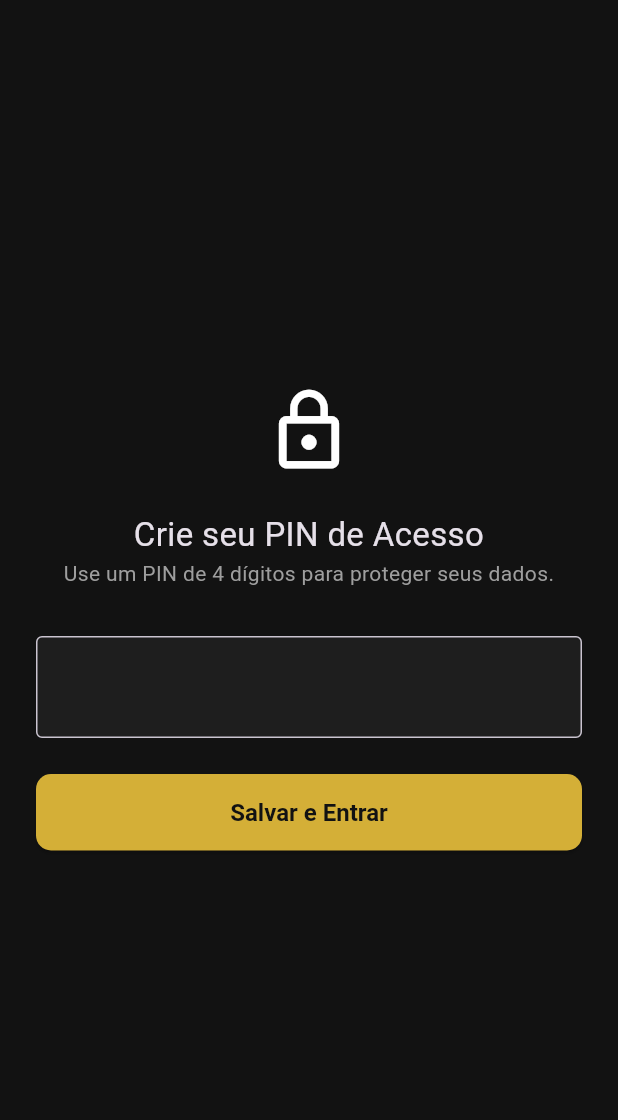
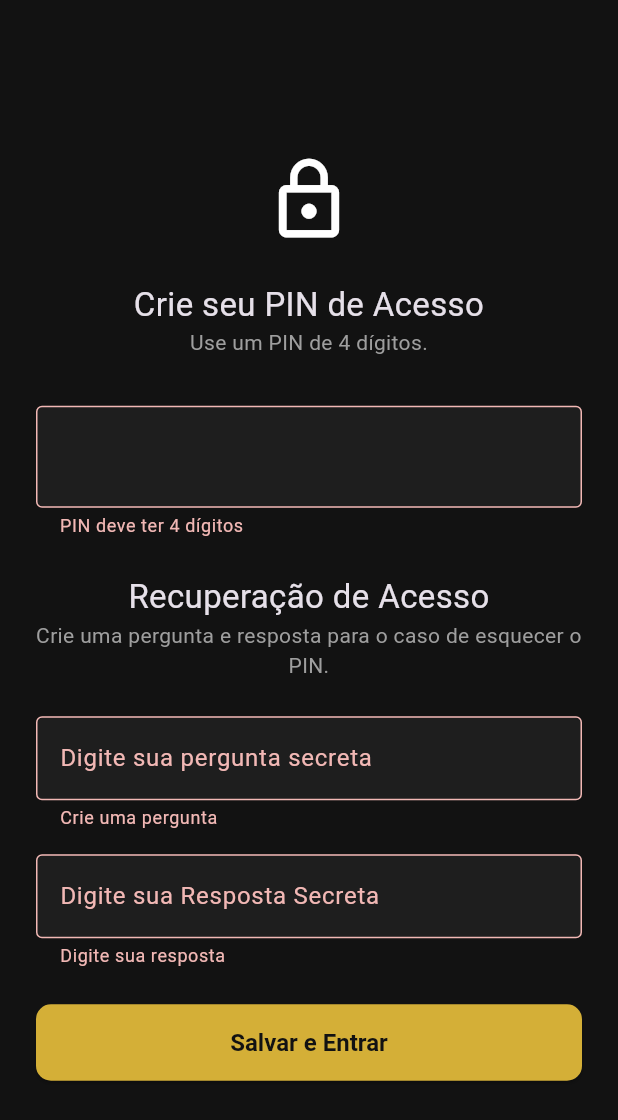
Before and after one commit to DiegoRodrigues1988/Estoque_Sal-o_de_Cabelo, a Flutter app: the screen it shows after launch, after a tap on "Salvar e Entrar", on a phone screen of 412 x 824 dp. Shown: the top 1120 px of the screen. Run offline on Flutter 3.47's test engine with Material 3 defaults, Android fonts, the phone set to English and light mode, and no system bars; our stand-ins replace csv, flutter_secure_storage, hive, hive_flutter, share_plus, table_calendar; accounts and stored records are empty.

Commit message:
App pronto

```diff
--- a/lib/services/auth_service.dart
+++ b/lib/services/auth_service.dart
@@ -2,22 +2,43 @@ import 'package:flutter_secure_storage/flutter_secure_storage.dart';
 
 class AuthService {
   final _storage = const FlutterSecureStorage();
-  final _key = 'user_pin'; // Chave para salvar o PIN
+  final _pinKey = 'user_pin';
+  final _questionKey = 'security_question';
+  final _answerKey = 'security_answer';
 
-  // Verifica se já existe um PIN salvo
   Future<bool> hasPin() async {
-    final pin = await _storage.read(key: _key);
+    final pin = await _storage.read(key: _pinKey);
     return pin != null;
   }
 
-  // Salva o PIN no armazenamento seguro
   Future<void> savePin(String pin) async {
-    await _storage.write(key: _key, value: pin);
+    await _storage.write(key: _pinKey, value: pin);
   }
 
-  // Verifica se o PIN digitado está correto
   Future<bool> checkPin(String pin) async {
-    final savedPin = await _storage.read(key: _key);
+    final savedPin = await _storage.read(key: _pinKey);
     return savedPin == pin;
   }
+
+  // --- NOVAS FUNÇÕES ---
+  Future<void> saveSecurityQuestion(String question, String answer) async {
+    await _storage.write(key: _questionKey, value: question);
+    await _storage.write(
+        key: _answerKey, value: answer.toLowerCase()); // Salva em minúsculas
+  }
+
+  Future<String?> getSecurityQuestion() async {
+    return await _storage.read(key: _questionKey);
+  }
+
+  Future<bool> checkSecurityAnswer(String answer) async {
+    final savedAnswer = await _storage.read(key: _answerKey);
+    return savedAnswer == answer.toLowerCase(); // Compara em minúsculas
+  }
+
+  Future<void> clearPinAndSecurity() async {
+    await _storage.delete(key: _pinKey);
+    await _storage.delete(key: _questionKey);
+    await _storage.delete(key: _answerKey);
+  }
 }
--- a/lib/ui/pages/create_pin_page.dart
+++ b/lib/ui/pages/create_pin_page.dart
@@ -10,12 +10,27 @@ class CreatePinPage extends StatefulWidget {
 }
 
 class _CreatePinPageState extends State<CreatePinPage> {
+  final _formKey = GlobalKey<FormState>();
   final _pinController = TextEditingController();
+  final _questionController =
+      TextEditingController(); // Novo controller para a pergunta
+  final _answerController = TextEditingController();
   final AuthService _authService = AuthService();
 
-  void _savePin() async {
-    if (_pinController.text.length == 4) {
+  @override
+  void dispose() {
+    _pinController.dispose();
+    _questionController.dispose();
+    _answerController.dispose();
+    super.dispose();
+  }
+
+  void _savePinAndSecurity() async {
+    if (_formKey.currentState!.validate()) {
       await _authService.savePin(_pinController.text);
+      // Salva a pergunta e a resposta digitadas pelo usuário
+      await _authService.saveSecurityQuestion(
+          _questionController.text, _answerController.text);
       if (mounted) {
         Navigator.pushReplacement(
             context, MaterialPageRoute(builder: (_) => const HomePage()));
@@ -26,8 +41,11 @@ class _CreatePinPageState extends State<CreatePinPage> {
   @override
   Widget build(BuildContext context) {
     return Scaffold(
-      body: Padding(
+      body: Center(
+        child: SingleChildScrollView(
           padding: const EdgeInsets.all(24.0),
+          child: Form(
+            key: _formKey,
             child: Column(
               mainAxisAlignment: MainAxisAlignment.center,
               crossAxisAlignment: CrossAxisAlignment.stretch,
@@ -35,12 +53,13 @@ class _CreatePinPageState extends State<CreatePinPage> {
                 const Icon(Icons.lock_outline, size: 60),
                 const SizedBox(height: 24),
                 const Text('Crie seu PIN de Acesso',
-                textAlign: TextAlign.center, style: TextStyle(fontSize: 22)),
-            const Text('Use um PIN de 4 dígitos para proteger seus dados.',
+                    textAlign: TextAlign.center,
+                    style: TextStyle(fontSize: 22)),
+                const Text('Use um PIN de 4 dígitos.',
                     textAlign: TextAlign.center,
                     style: TextStyle(color: Colors.grey)),
                 const SizedBox(height: 32),
-            TextField(
+                TextFormField(
                   controller: _pinController,
                   keyboardType: TextInputType.number,
                   maxLength: 4,
@@ -48,18 +67,56 @@ class _CreatePinPageState extends State<CreatePinPage> {
                   textAlign: TextAlign.center,
                   style: const TextStyle(fontSize: 24, letterSpacing: 16),
                   decoration: const InputDecoration(
-                counterText: '',
+                      counterText: '', border: OutlineInputBorder()),
+                  validator: (value) {
+                    if (value == null || value.length < 4)
+                      return 'PIN deve ter 4 dígitos';
+                    return null;
+                  },
+                ),
+                const SizedBox(height: 24),
+                const Text('Recuperação de Acesso',
+                    textAlign: TextAlign.center,
+                    style: TextStyle(fontSize: 22)),
+                const Text(
+                    'Crie uma pergunta e resposta para o caso de esquecer o PIN.',
+                    textAlign: TextAlign.center,
+                    style: TextStyle(color: Colors.grey)),
+                const SizedBox(height: 24),
+
+                // --- CAMPO DE TEXTO PARA A PERGUNTA ---
+                TextFormField(
+                  controller: _questionController,
+                  decoration: const InputDecoration(
+                    labelText: 'Digite sua pergunta secreta',
                     border: OutlineInputBorder(),
                   ),
+                  validator: (value) => (value == null || value.isEmpty)
+                      ? 'Crie uma pergunta'
+                      : null,
+                ),
+
+                const SizedBox(height: 16),
+                TextFormField(
+                  controller: _answerController,
+                  decoration: const InputDecoration(
+                    labelText: 'Digite sua Resposta Secreta',
+                    border: OutlineInputBorder(),
+                  ),
+                  validator: (value) => (value == null || value.isEmpty)
+                      ? 'Digite sua resposta'
+                      : null,
                 ),
                 const SizedBox(height: 24),
                 ElevatedButton(
-              onPressed: _savePin,
+                  onPressed: _savePinAndSecurity,
                   child: const Text('Salvar e Entrar'),
                 ),
               ],
             ),
           ),
+        ),
+      ),
     );
   }
 }
```
Also changed, not shown: lib/ui/pages/login_page.dart (+10 -0 lines), lib/ui/pages/reset_pin_page.dart (added, +111 -0 lines). Lines whose indentation alone changed are shown as unchanged.
